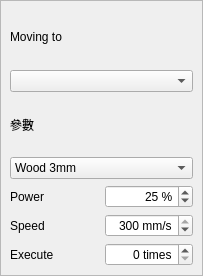
Qt form src/widgets/panels/layer-params-panel.ui (flux3dp/swiftray) before a commit.
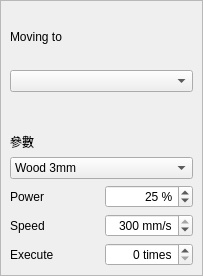
The same form after that commit.

Commit message: Change layer params panel when only one layer

```diff
--- a/src/widgets/panels/layer-params-panel.ui
+++ b/src/widgets/panels/layer-params-panel.ui
@@ -101,6 +101,9 @@
            <property name="text">
             <string>參數</string>
            </property>
+           <property name="alignment">
+            <set>Qt::AlignBottom|Qt::AlignLeading|Qt::AlignLeft</set>
+           </property>
           </widget>
          </item>
          <item>
```
The commit also changes 1 other file.
